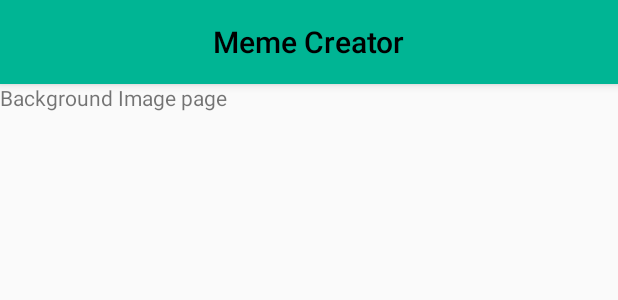
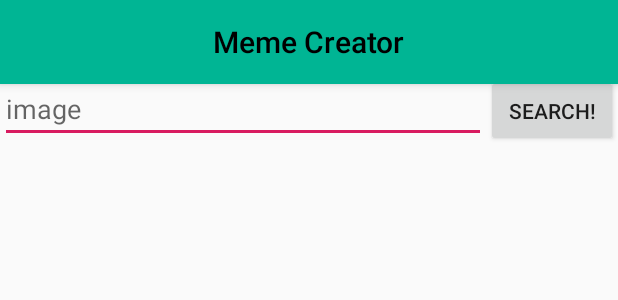
Before and after one commit to seppicapaul/Meme-Generator-Android-app, an Android app: the layout activity_background_image.xml on its own in the app's theme, with its tools: preview values and no code run, on a phone screen of 412 x 824 dp. Shown: the top 300 px of the screen. Run offline under Robolectric (Android 15) with nearby library versions, the light colour scheme and no system bars.

Commit message:
Update to image search

```diff
--- a/app/build.gradle
+++ b/app/build.gradle
@@ -25,9 +25,13 @@ dependencies {
     implementation 'com.android.support.constraint:constraint-layout:1.1.3'
 
     // application libraries
+    implementation 'com.google.code.gson:gson:2.8.5'
+    implementation 'com.squareup.okhttp3:okhttp:3.11.0'
+    implementation 'com.squareup.picasso:picasso:2.71828'
 
     // test libraries
     testImplementation 'junit:junit:4.12'
     androidTestImplementation 'com.android.support.test:runner:1.0.2'
     androidTestImplementation 'com.android.support.test.espresso:espresso-core:3.0.2'
+    implementation 'com.android.support:recyclerview-v7:28.0.0'
 }
--- a/app/src/main/AndroidManifest.xml
+++ b/app/src/main/AndroidManifest.xml
@@ -3,6 +3,7 @@
     package="ssu.softwarednd.spring19.androidlab2">
 
     <!-- app permissions -->
+    <uses-permission android:name="android.permission.INTERNET"/>
     <!-- application components -->
     <application
         android:allowBackup="true"
--- a/app/src/main/res/layout/activity_background_image.xml
+++ b/app/src/main/res/layout/activity_background_image.xml
@@ -9,9 +9,36 @@
         android:id="@+id/toolbar"
         layout="@layout/toolbar"/>
 
-    <TextView
-        android:paddingTop="55dp"
+    <EditText
+        android:id="@+id/search_edit_text"
+        android:layout_width="0dp"
+        android:layout_height="wrap_content"
+        android:layout_marginTop="50dp"
+        android:hint="image"
+        android:inputType="text"
+        app:layout_constraintEnd_toStartOf="@id/image_search_button"
+        app:layout_constraintStart_toStartOf="parent"
+        app:layout_constraintTop_toTopOf="parent" />
+
+    <Button
+        android:id="@+id/image_search_button"
         android:layout_width="wrap_content"
         android:layout_height="wrap_content"
-        android:text="Background Image page" />
+        android:layout_marginTop="50dp"
+        android:text="Search!"
+        app:layout_constraintEnd_toEndOf="parent"
+        app:layout_constraintTop_toTopOf="parent" />
+
+    <android.support.v7.widget.RecyclerView
+        android:id="@+id/recycler_view"
+        android:layout_width="match_parent"
+        android:layout_height="0dp"
+        android:layout_marginTop="20dp"
+        app:layout_constraintBottom_toBottomOf="parent"
+        app:layout_constraintEnd_toEndOf="parent"
+        app:layout_constraintStart_toStartOf="parent"
+        app:layout_constraintTop_toBottomOf="@id/search_edit_text">
+
+    </android.support.v7.widget.RecyclerView>
+
 </android.support.constraint.ConstraintLayout>
--- a/build.gradle
+++ b/build.gradle
@@ -7,7 +7,7 @@ buildscript {
         jcenter()
     }
     dependencies {
-        classpath 'com.android.tools.build:gradle:3.3.2'
+        classpath 'com.android.tools.build:gradle:3.4.0'
 
         // NOTE: Do not place your application dependencies here; they belong
         // in the individual module build.gradle files
```
Also changed, not shown: app/src/main/java/ssu/softwarednd/spring19/androidlab2/BackgroundImage.java (+38 -1 lines), app/src/main/java/ssu/softwarednd/spring19/androidlab2/background/ImgurViewAdapter.java (added, +40 -0 lines), app/src/main/java/ssu/softwarednd/spring19/androidlab2/background/ImgurViewHolder.java (added, +36 -0 lines), app/src/main/java/ssu/softwarednd/spring19/androidlab2/models/ImgurModel.java (added, +27 -0 lines), app/src/main/java/ssu/softwarednd/spring19/androidlab2/models/ImgurResponse.java (added, +14 -0 lines), app/src/main/java/ssu/softwarednd/spring19/androidlab2/search/ImgurSearchAsyncTask.java (added, +48 -0 lines), app/src/main/java/ssu/softwarednd/spring19/androidlab2/search/imgurSearch.java (added, +44 -0 lines), app/src/main/java/ssu/softwarednd/spring19/androidlab2/utility/IMParser.java (added, +40 -0 lines), app/src/main/res/layout/item.xml (added, +35 -0 lines), gradle/wrapper/gradle-wrapper.properties.
